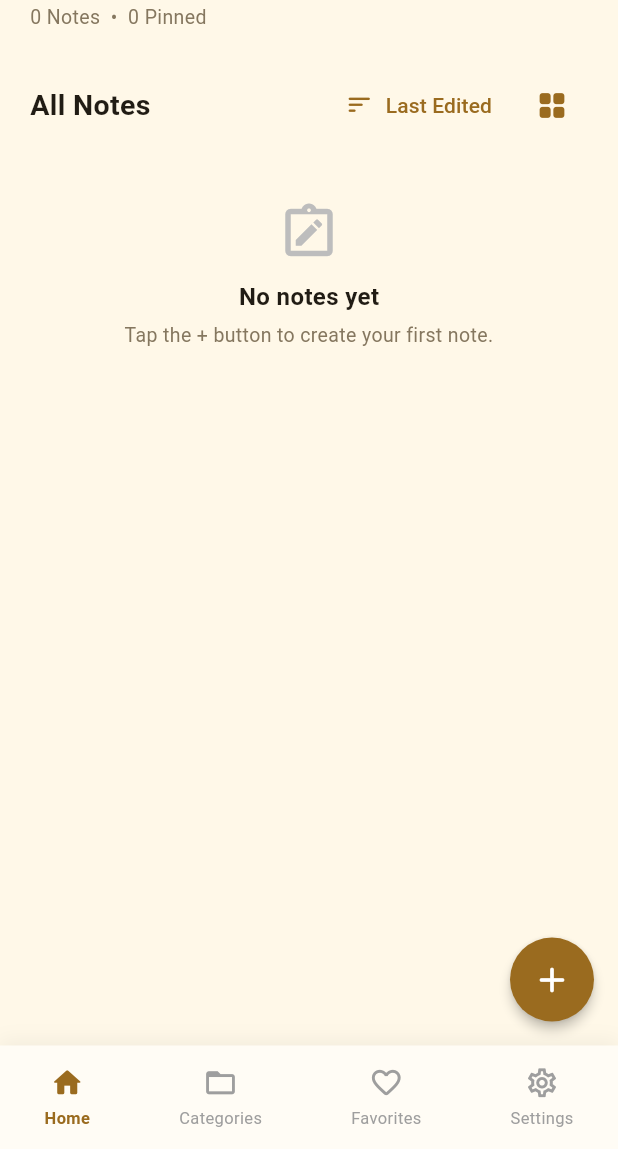
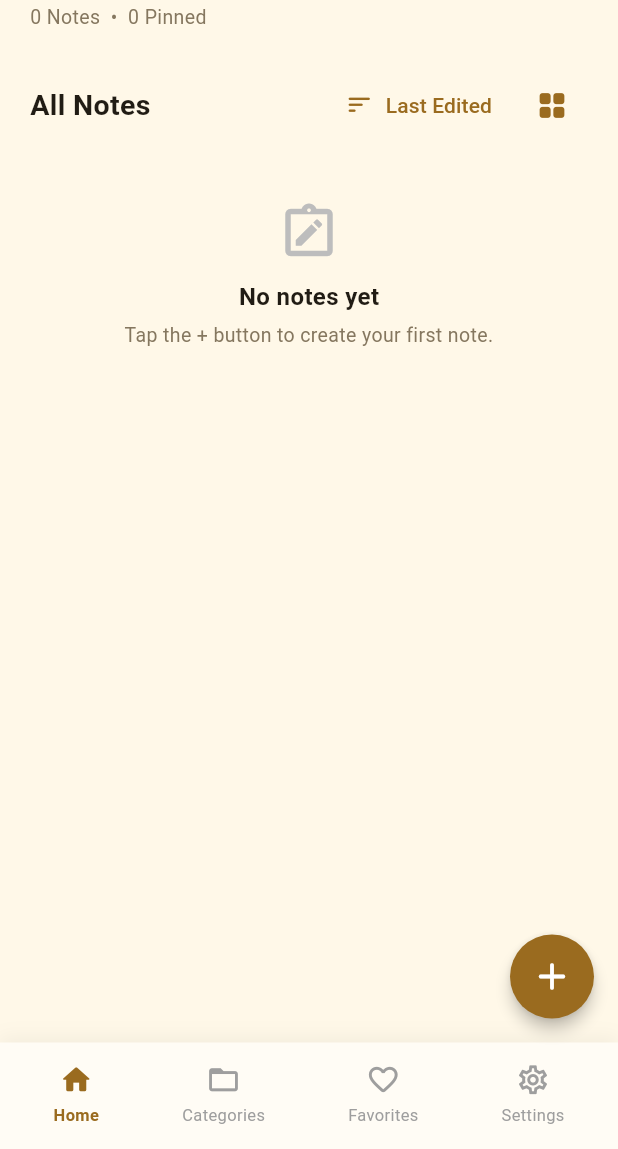
Before and after one commit to quratulainnadeem40/MindShelf_note, a Flutter app: the screen it shows after launch, on a phone screen of 412 x 824 dp, the part 87-1236 px from its top. Run offline on Flutter 3.47's test engine with Material 3 defaults, Android fonts, the phone set to English and light mode, and no system bars; our stand-ins replace image_picker, shared_preferences; missing offline and left inert: flutter_quill.

Commit message:
feat: enhance UI layout and improve bottom navigation design

```diff
--- a/lib/screens/home_screen.dart
+++ b/lib/screens/home_screen.dart
@@ -1,4 +1,3 @@
-
 import 'package:flutter/material.dart';
 import 'package:mindshelf_note/services/note_service.dart';
 import 'package:shared_preferences/shared_preferences.dart';
@@ -656,7 +655,7 @@ class _HomeScreenState extends State<HomeScreen> {
 
   Widget _buildBottomNavigation() {
     return Container(
-      padding: const EdgeInsets.symmetric(vertical: 8),
+      padding: const EdgeInsets.fromLTRB(8, 8, 8, 10),
       decoration: BoxDecoration(
         color: Theme.of(context).cardColor,
         boxShadow: [
@@ -706,7 +705,7 @@ class _HomeScreenState extends State<HomeScreen> {
       onTap: onTap,
       borderRadius: BorderRadius.circular(12),
       child: Padding(
-        padding: const EdgeInsets.symmetric(horizontal: 12, vertical: 5),
+        padding: const EdgeInsets.symmetric(horizontal: 8, vertical: 5),
         child: Column(
           mainAxisSize: MainAxisSize.min,
           children: [
@@ -739,7 +738,7 @@ class _HomeScreenState extends State<HomeScreen> {
                 onRefresh: _loadHomeData,
                 child: SingleChildScrollView(
                   physics: const AlwaysScrollableScrollPhysics(),
-                  padding: const EdgeInsets.fromLTRB(20, 18, 20, 25),
+                  padding: const EdgeInsets.fromLTRB(20, 18, 20, 110),
                   child: Column(
                     crossAxisAlignment: CrossAxisAlignment.start,
                     children: [
@@ -767,11 +766,22 @@ class _HomeScreenState extends State<HomeScreen> {
       ),
       floatingActionButton: FloatingActionButton(
         onPressed: () => _openNote(),
+        tooltip: 'Create Note',
+        heroTag: 'home_add_note_button',
         backgroundColor: AppColors.primary,
         foregroundColor: Colors.white,
-        elevation: 3,
-        child: const Icon(Icons.add_rounded, size: 28),
+        elevation: 4,
+        highlightElevation: 6,
+        shape: const CircleBorder(),
+        clipBehavior: Clip.antiAlias,
+        child: const Icon(
+          Icons.add_rounded,
+          size: 30,
+          color: Colors.white,
+        ),
       ),
+      floatingActionButtonLocation:
+          FloatingActionButtonLocation.endFloat,
       bottomNavigationBar: _buildBottomNavigation(),
     );
   }
```
